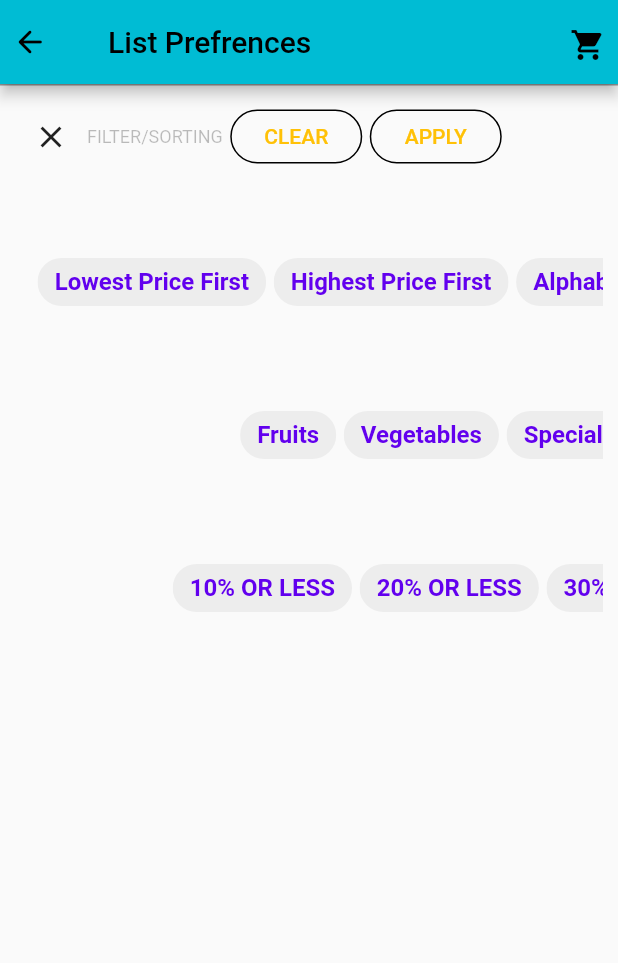
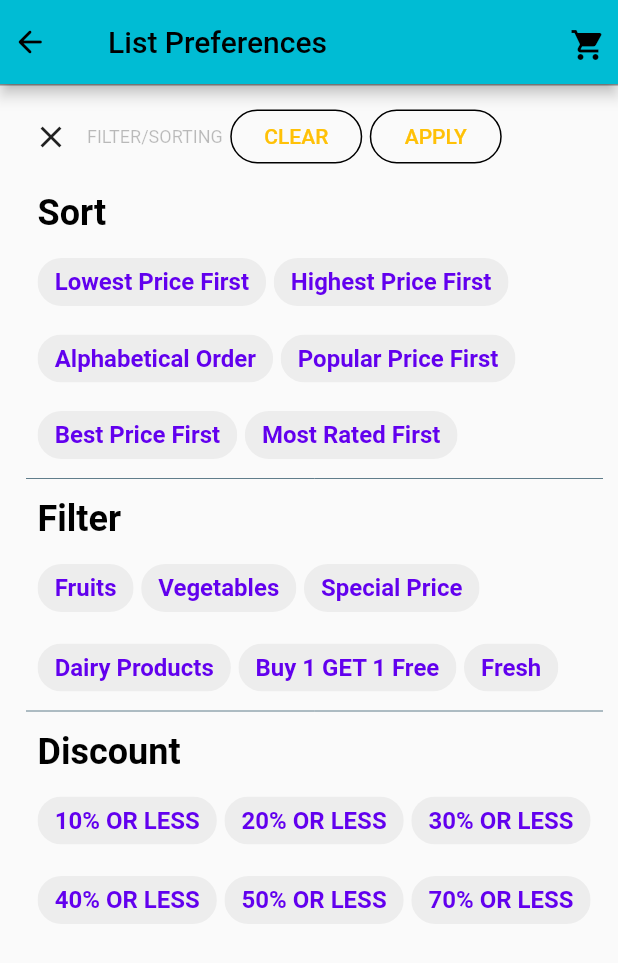
Before and after one commit to Sam071100/Grocers-Grocery-App, a Flutter app: the FilterPage screen opened directly, on a phone screen of 412 x 824 dp. Shown: the top 963 px of the screen. Run offline on Flutter 3.47's test engine with Material 2 defaults, Android fonts, the phone set to English and light mode, and no system bars; our stand-ins replace bloc, equatable, flutter_bloc; network calls fail.

Commit message:
Added the Delivery charges option and made changes to the Filter page UI

```diff
--- a/lib/UI/filter_page.dart
+++ b/lib/UI/filter_page.dart
@@ -37,7 +37,7 @@ class _FilterPageState extends State<FilterPage> {
                   },
                 ),
                 title: Text(
-                  "List Prefrences",
+                  "List Preferences",
                   style: TextStyle(
                     color: Colors.black,
                   ),
@@ -159,10 +159,10 @@ class _FilterPageState extends State<FilterPage> {
                           crossAxisAlignment: CrossAxisAlignment.start,
                         )),
                         Container(
-                            height: 400.0,
+                            height: 500.0,
                             margin: EdgeInsets.only(left: 7.0, top: 5.0),
                             child: ListView(
-                              scrollDirection: Axis.horizontal,
+                              scrollDirection: Axis.vertical,
                               children: <Widget>[
                                 Column(
                                   children: <Widget>[
@@ -227,10 +227,9 @@ class _FilterPageState extends State<FilterPage> {
                                               filterChipWidget(
                                                   chipName: 'Special Price'),
                                               filterChipWidget(
-                                                  chipName: 'Item of the day'),
+                                                  chipName: 'Dairy Products'),
                                               filterChipWidget(
-                                                  chipName:
-                                                      'Buy 1, GET 1 Free'),
+                                                  chipName: 'Buy 1 GET 1 Free'),
                                               filterChipWidget(
                                                   chipName: 'Fresh'),
                                             ],
@@ -306,6 +305,7 @@ class _FilterPageState extends State<FilterPage> {
 // ignore: camel_case_types
 class filterChipWidget extends StatefulWidget {
   final String chipName;
+  // Function filter() {}
 
   filterChipWidget({Key key, this.chipName}) : super(key: key);
 
@@ -335,7 +335,7 @@ class _filterChipWidgetState extends State<filterChipWidget> {
           _isSelected = isSelected;
         });
       },
-      selectedColor: Color(0xffeadffd),
+      selectedColor: Colors.cyan,
     );
   }
 }
```
Also changed, not shown: lib/UI/shopping_cart.dart (+34 -1 lines).
